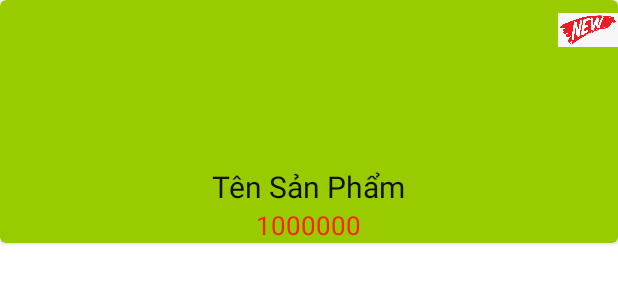
After one commit to ductai98/DucTaiStore, an Android app: the layout lastest_product_card.xml on its own in the app's theme, with its tools: preview values and no code run, on a phone screen of 412 x 824 dp. The commit adds this screen. Shown: the top 300 px of the screen. Run offline under Robolectric (Android 15) with nearby library versions, the phone set to English and light mode, and no system bars.

Commit message:
Completed show 6 latest products to home screen

```diff
--- a/app/src/main/java/com/example/dtstore/utilities/Server.java
+++ b/app/src/main/java/com/example/dtstore/utilities/Server.java
@@ -1,6 +1,7 @@
 package com.example.dtstore.utilities;
 
 public class Server {
-    public static String localhost = "192.168.1.9";
+    public static String localhost = "192.168.1.62";
     public static String pathLoaiSanPham = "http://" + localhost + "/php/getloaisanpham.php";
+    public static String LastestProductUrl = "http://" + localhost + "/php/get_lastest_product.php";
 }
--- a/app/src/main/res/layout/activity_main.xml
+++ b/app/src/main/res/layout/activity_main.xml
@@ -50,7 +50,8 @@
                 <androidx.recyclerview.widget.RecyclerView
                     android:id="@+id/home_recyclerView"
                     android:layout_width="match_parent"
-                    android:layout_height="match_parent">
+                    android:layout_height="match_parent"
+                    android:padding="5dp">
 
                 </androidx.recyclerview.widget.RecyclerView>
 
--- /dev/null
+++ b/app/src/main/res/layout/lastest_product_card.xml
@@ -0,0 +1,55 @@
+<?xml version="1.0" encoding="utf-8"?>
+<androidx.cardview.widget.CardView
+    xmlns:android="http://schemas.android.com/apk/res/android"
+    android:id="@+id/product_cardview"
+    android:layout_width="match_parent"
+    android:layout_height="wrap_content"
+    xmlns:app="http://schemas.android.com/apk/res-auto"
+    app:cardCornerRadius="4dp"
+    app:cardPreventCornerOverlap="false"
+    app:cardBackgroundColor="@android:color/holo_green_light">
+
+    <FrameLayout
+        android:layout_width="match_parent"
+        android:layout_height="match_parent">
+
+        <ImageView
+            android:layout_width="40dp"
+            android:layout_height="40dp"
+            android:layout_gravity="top|right"
+            android:src="@drawable/new_product"/>
+
+        <LinearLayout
+            android:layout_width="match_parent"
+            android:layout_height="match_parent"
+            android:layout_gravity="center"
+            android:gravity="center"
+            android:orientation="vertical">
+
+            <ImageView
+                android:id="@+id/product_imgview"
+                android:layout_width="100dp"
+                android:layout_height="100dp"
+                android:layout_margin="5dp" />
+
+            <TextView
+                android:id="@+id/product_textview_name"
+                android:layout_width="wrap_content"
+                android:layout_height="wrap_content"
+                android:gravity="center"
+                android:text="Tên Sản Phẩm"
+                android:textColor="@color/textProductName"
+                android:textSize="20sp"/>
+
+            <TextView
+                android:id="@+id/product_price"
+                android:layout_width="wrap_content"
+                android:layout_height="wrap_content"
+                android:gravity="center"
+                android:text="1000000"
+                android:textColor="@color/textLoaiSanPham"
+                android:textSize="17sp"/>
+        </LinearLayout>
+    </FrameLayout>
+
+</androidx.cardview.widget.CardView>
--- a/app/src/main/res/values/colors.xml
+++ b/app/src/main/res/values/colors.xml
@@ -4,4 +4,5 @@
     <color name="colorPrimaryDark">#00574B</color>
     <color name="colorAccent">#D81B60</color>
     <color name="textLoaiSanPham">#f20</color>
+    <color name="textProductName">#101010</color>
 </resources>
```
Also changed, not shown: app/src/main/java/com/example/dtstore/activities/MainActivity.java (+63 -2 lines), app/src/main/java/com/example/dtstore/adapters/LastestProductCardAdapter.java (added, +53 -0 lines), app/src/main/java/com/example/dtstore/models/LastestProductCardViewHolder.java (added, +25 -0 lines), app/src/main/java/com/example/dtstore/models/Product.java (added, +67 -0 lines), app/src/main/res/drawable/new_product.png (added).
